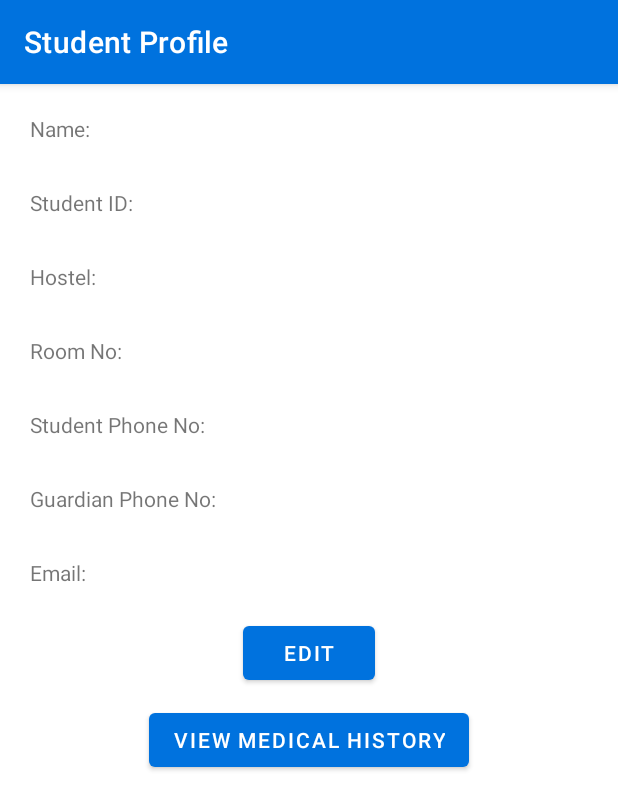
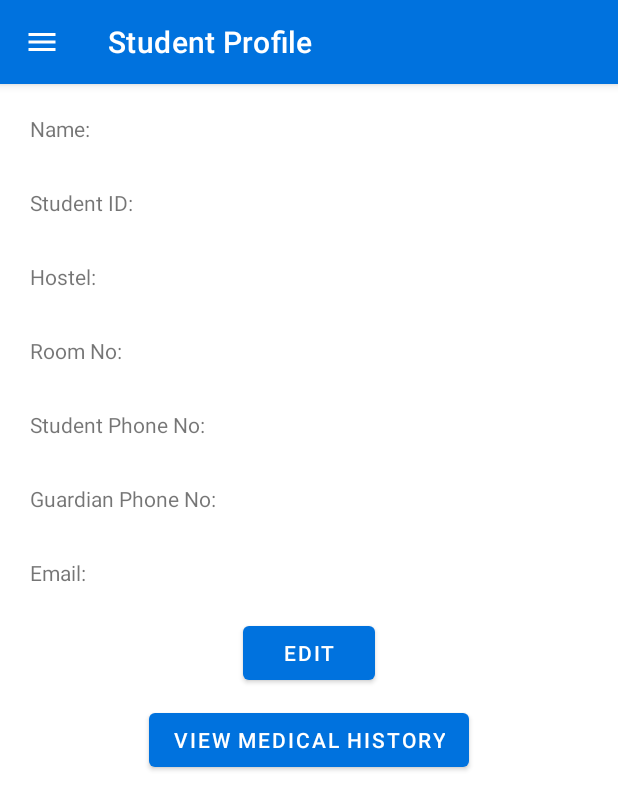
Before and after one commit to gibsonjackson/EasyMedC_User_App, an Android app: the screen it shows after launch once a user with an empty profile is signed in (StudentProfile), on a phone screen of 412 x 824 dp. Shown: the top 810 px of the screen. Run offline under Robolectric (Android 15) with nearby library versions, the phone set to English and light mode, and no system bars; our stand-ins replace Firebase (no records; nobody signed in at launch, a user with empty details on screens opened directly); 8 statements that could not run were skipped.

Commit message:
Added navigation drawer layout

```diff
--- a/app/src/main/AndroidManifest.xml
+++ b/app/src/main/AndroidManifest.xml
@@ -15,6 +15,9 @@
         android:supportsRtl="true"
         android:theme="@style/Theme.EasyMedC_User_App"
         tools:targetApi="31">
+        <activity
+            android:name=".View.NavigationDrawerActivity"
+            android:exported="false" />
         <activity
             android:name=".View.EditProfileActivity"
             android:exported="false" />
--- /dev/null
+++ b/app/src/main/res/anim/slide.xml
@@ -0,0 +1,4 @@
+<?xml version="1.0" encoding="utf-8"?>
+<set xmlns:android="http://schemas.android.com/apk/res/android">
+    <translate android:fromXDelta="0%" android:toXDelta="100%" android:duration="@android:integer/config_mediumAnimTime" />
+</set>
--- /dev/null
+++ b/app/src/main/res/drawable-v24/outline_menu_24.xml
@@ -0,0 +1,10 @@
+<vector xmlns:android="http://schemas.android.com/apk/res/android"
+    android:width="24dp"
+    android:height="24dp"
+    android:viewportWidth="24"
+    android:viewportHeight="24"
+    android:tint="?attr/colorControlNormal">
+  <path
+      android:fillColor="@android:color/white"
+      android:pathData="M3,18h18v-2L3,16v2zM3,13h18v-2L3,11v2zM3,6v2h18L21,6L3,6z"/>
+</vector>
--- /dev/null
+++ b/app/src/main/res/menu/navigation_menu.xml
@@ -0,0 +1,4 @@
+<?xml version="1.0" encoding="utf-8"?>
+<menu xmlns:android="http://schemas.android.com/apk/res/android">
+
+</menu>
--- a/app/src/main/res/values/strings.xml
+++ b/app/src/main/res/values/strings.xml
@@ -1,3 +1,5 @@
 <resources>
     <string name="app_name">EasyMedC</string>
+    <string name="nav_open">Open</string>
+    <string name="nav_close">Close</string>
 </resources>
```
Also changed, not shown: app/src/main/java/com/anvaishy/easymedc_user_app/View/NavigationDrawerActivity.java (added, +16 -0 lines), app/src/main/java/com/anvaishy/easymedc_user_app/View/StudentProfile.java (+18 -0 lines), app/src/main/res/layout/activity_navigation_drawer.xml (added, +9 -0 lines).
